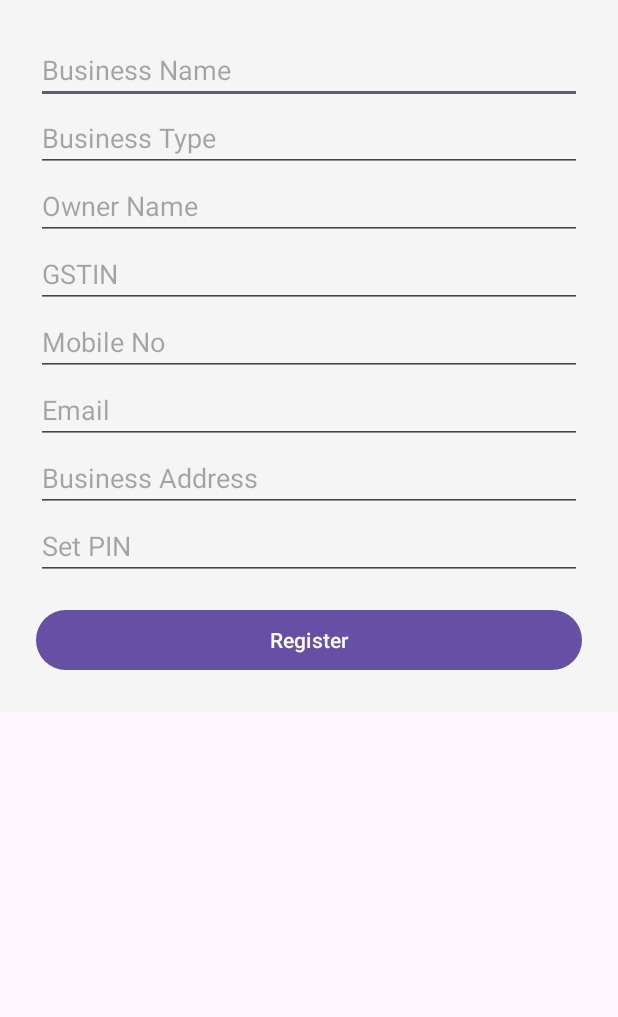
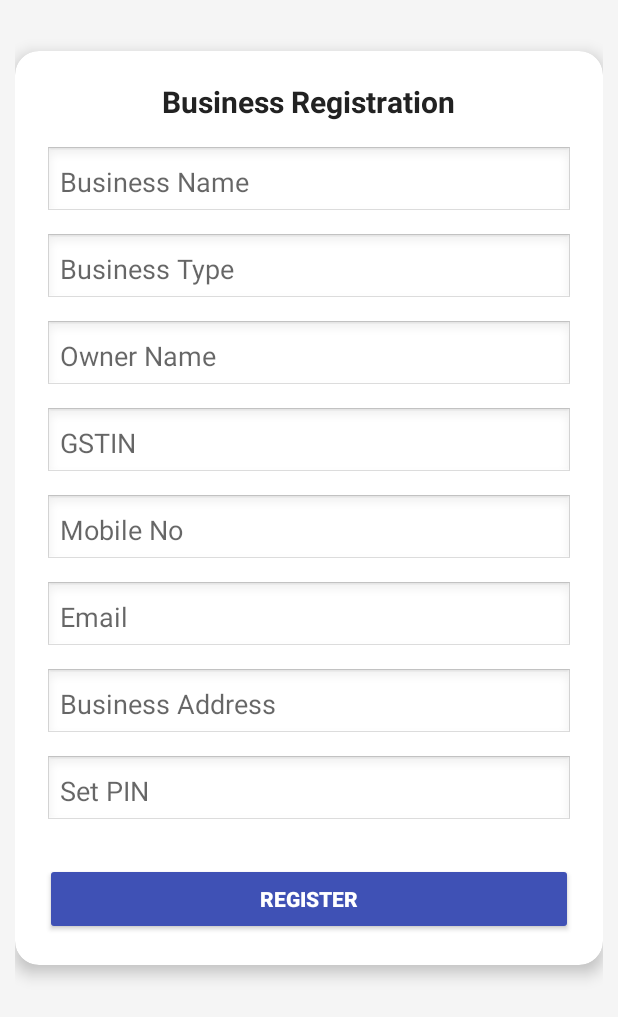
Before and after one commit to sandhyacomputer1/GSTProBill, an Android app: the RegistrationActivity screen opened directly, with no data from a screen before it, on a phone screen of 412 x 824 dp. Shown: the top 1017 px of the screen. Run offline under Robolectric (Android 15) with nearby library versions, the phone set to English and light mode, and no system bars; our stand-ins replace Firebase (no records; nobody signed in at launch, a user with empty details on screens opened directly).

Commit message:
sagar patil 3-11-25 9-16 am

```diff
--- a/app/src/main/res/layout/activity_login.xml
+++ b/app/src/main/res/layout/activity_login.xml
@@ -1,36 +1,60 @@
+<?xml version="1.0" encoding="utf-8"?>
 <LinearLayout xmlns:android="http://schemas.android.com/apk/res/android"
-    android:layout_width="match_parent" android:layout_height="match_parent"
-    android:orientation="vertical" android:gravity="center"
+    android:layout_width="match_parent"
+    android:layout_height="match_parent"
+    android:orientation="vertical"
+    android:gravity="center"
+    android:padding="24dp"
     android:background="#F5F5F5">
+
+    <TextView
+        android:id="@+id/loginTitle"
+        android:layout_width="wrap_content"
+        android:layout_height="wrap_content"
+        android:text="Login to Your Account"
+        android:textSize="20sp"
+        android:textStyle="bold"
+        android:textColor="#222222"
+        android:layout_marginBottom="30dp" />
 
     <EditText
         android:id="@+id/phoneInput"
         android:hint="Mobile Number"
         android:inputType="phone"
-        android:layout_width="250dp"
+        android:layout_width="match_parent"
         android:layout_height="wrap_content"
-        android:layout_marginTop="18dp"/>
+        android:layout_marginBottom="16dp"
+        android:background="@android:drawable/edit_text"
+        android:padding="10dp" />
 
     <EditText
         android:id="@+id/pinInput"
         android:hint="PIN"
         android:inputType="numberPassword"
-        android:layout_width="250dp"
+        android:layout_width="match_parent"
         android:layout_height="wrap_content"
-        android:layout_marginTop="14dp"/>
+        android:layout_marginBottom="24dp"
+        android:background="@android:drawable/edit_text"
+        android:padding="10dp" />
 
     <Button
         android:id="@+id/loginBtn"
         android:text="Login"
-        android:layout_width="250dp"
+        android:layout_width="match_parent"
         android:layout_height="wrap_content"
-        android:layout_marginTop="22dp"/>
+        android:layout_marginBottom="20dp"
+        android:backgroundTint="#3F51B5"
+        android:textColor="#FFFFFF"
+        android:textStyle="bold"
+        android:padding="12dp" />
 
     <TextView
         android:id="@+id/registrationLink"
-        android:text="Register Now"
-        android:textColor="#2196F3"
+        android:text="Don’t have an account? Register Now"
+        android:textColor="#0B0B0B"
+        android:textSize="14sp"
         android:layout_width="wrap_content"
         android:layout_height="wrap_content"
-        android:layout_marginTop="24dp"/>
+        android:layout_marginTop="8dp" />
+
 </LinearLayout>
--- a/app/src/main/res/layout/activity_registration.xml
+++ b/app/src/main/res/layout/activity_registration.xml
@@ -1,17 +1,130 @@
+<?xml version="1.0" encoding="utf-8"?>
 <ScrollView xmlns:android="http://schemas.android.com/apk/res/android"
-    android:layout_width="match_parent" android:layout_height="match_parent">
+    xmlns:card_view="http://schemas.android.com/apk/res-auto"
+    android:layout_width="match_parent"
+    android:layout_height="match_parent"
+    android:background="#F5F5F5">
+
     <LinearLayout
-        android:layout_width="match_parent" android:layout_height="wrap_content"
-        android:orientation="vertical" android:padding="24dp" android:background="#F5F5F5">
+        android:layout_width="match_parent"
+        android:layout_height="wrap_content"
+        android:gravity="center"
+        android:orientation="vertical"
+        android:padding="10dp">
 
-        <EditText android:id="@+id/businessName" android:hint="Business Name" android:layout_width="match_parent" android:layout_height="wrap_content"/>
-        <EditText android:id="@+id/businessType" android:hint="Business Type" android:layout_width="match_parent" android:layout_height="wrap_content"/>
-        <EditText android:id="@+id/ownerName" android:hint="Owner Name" android:layout_width="match_parent" android:layout_height="wrap_content"/>
-        <EditText android:id="@+id/gstin" android:hint="GSTIN" android:layout_width="match_parent" android:layout_height="wrap_content"/>
-        <EditText android:id="@+id/mobile" android:hint="Mobile No" android:inputType="phone" android:layout_width="match_parent" android:layout_height="wrap_content"/>
-        <EditText android:id="@+id/email" android:hint="Email" android:inputType="textEmailAddress" android:layout_width="match_parent" android:layout_height="wrap_content"/>
-        <EditText android:id="@+id/address" android:hint="Business Address" android:layout_width="match_parent" android:layout_height="wrap_content"/>
-        <EditText android:id="@+id/pin" android:hint="Set PIN" android:inputType="numberPassword" android:layout_width="match_parent" android:layout_height="wrap_content"/>
-        <Button android:id="@+id/registerBtn" android:text="Register" android:layout_width="match_parent" android:layout_height="wrap_content" android:layout_marginTop="16dp"/>
+        <androidx.cardview.widget.CardView
+            android:layout_width="match_parent"
+            android:layout_height="wrap_content"
+            android:layout_marginTop="24dp"
+            android:layout_marginBottom="24dp"
+            card_view:cardCornerRadius="16dp"
+            card_view:cardElevation="6dp"
+            android:backgroundTint="#FFFFFF">
+
+            <LinearLayout
+                android:layout_width="match_parent"
+                android:layout_height="wrap_content"
+                android:orientation="vertical"
+                android:padding="20dp">
+
+                <TextView
+                    android:layout_width="wrap_content"
+                    android:layout_height="wrap_content"
+                    android:text="Business Registration"
+                    android:textColor="#222222"
+                    android:textSize="20sp"
+                    android:textStyle="bold"
+                    android:layout_gravity="center"
+                    android:paddingBottom="16dp" />
+
+                <EditText
+                    android:id="@+id/businessName"
+                    android:hint="Business Name"
+                    android:layout_width="match_parent"
+                    android:layout_height="wrap_content"
+                    android:background="@android:drawable/edit_text"
+                    android:padding="10dp"
+                    android:layout_marginBottom="10dp" />
+
+                <EditText
+                    android:id="@+id/businessType"
+                    android:hint="Business Type"
+                    android:layout_width="match_parent"
+                    android:layout_height="wrap_content"
+                    android:background="@android:drawable/edit_text"
+                    android:padding="10dp"
+                    android:layout_marginBottom="10dp" />
+
+                <EditText
+                    android:id="@+id/ownerName"
+                    android:hint="Owner Name"
+                    android:layout_width="match_parent"
+                    android:layout_height="wrap_content"
+                    android:background="@android:drawable/edit_text"
+                    android:padding="10dp"
+                    android:layout_marginBottom="10dp" />
+
+                <EditText
+                    android:id="@+id/gstin"
+                    android:hint="GSTIN"
+                    android:layout_width="match_parent"
+                    android:layout_height="wrap_content"
+                    android:background="@android:drawable/edit_text"
+                    android:padding="10dp"
+                    android:layout_marginBottom="10dp" />
+
+                <EditText
+                    android:id="@+id/mobile"
+                    android:hint="Mobile No"
+                    android:inputType="phone"
+                    android:layout_width="match_parent"
+                    android:layout_height="wrap_content"
+                    android:background="@android:drawable/edit_text"
+                    android:padding="10dp"
+                    android:layout_marginBottom="10dp" />
+
+                <EditText
+                    android:id="@+id/email"
+                    android:hint="Email"
+                    android:inputType="textEmailAddress"
+                    android:layout_width="match_parent"
+                    android:layout_height="wrap_content"
+                    android:background="@android:drawable/edit_text"
+                    android:padding="10dp"
+                    android:layout_marginBottom="10dp" />
+
+                <EditText
+                    android:id="@+id/address"
+                    android:hint="Business Address"
+                    android:layout_width="match_parent"
+                    android:layout_height="wrap_content"
+                    android:background="@android:drawable/edit_text"
+                    android:padding="10dp"
+                    android:layout_marginBottom="10dp" />
+
+                <EditText
+                    android:id="@+id/pin"
+                    android:hint="Set PIN"
+                    android:inputType="numberPassword"
+                    android:layout_width="match_parent"
+                    android:layout_height="wrap_content"
+                    android:background="@android:drawable/edit_text"
+                    android:padding="10dp"
+                    android:layout_marginBottom="16dp" />
+
+                <Button
+                    android:id="@+id/registerBtn"
+                    android:text="Register"
+                    android:layout_width="match_parent"
+                    android:layout_height="wrap_content"
+                    android:layout_marginTop="8dp"
+                    android:backgroundTint="#3F51B5"
+                    android:textColor="#FFFFFF"
+                    android:textStyle="bold"
+                    android:padding="12dp" />
+
+            </LinearLayout>
+        </androidx.cardview.widget.CardView>
+
     </LinearLayout>
 </ScrollView>
--- a/app/src/main/res/values-night/themes.xml
+++ b/app/src/main/res/values-night/themes.xml
@@ -1,6 +1,6 @@
 <resources xmlns:tools="http://schemas.android.com/tools">
     <!-- Base application theme. -->
-    <style name="Base.Theme.GSTProBill" parent="Theme.Material3.DayNight.NoActionBar">
+    <style name="Base.Theme.GSTProBill" parent="Theme.AppCompat.DayNight.NoActionBar">
         <!-- Customize your dark theme here. -->
         <!-- <item name="colorPrimary">@color/my_dark_primary</item> -->
     </style>
--- a/app/src/main/res/values/themes.xml
+++ b/app/src/main/res/values/themes.xml
@@ -1,6 +1,6 @@
 <resources xmlns:tools="http://schemas.android.com/tools">
     <!-- Base application theme. -->
-    <style name="Base.Theme.GSTProBill" parent="Theme.Material3.DayNight.NoActionBar">
+    <style name="Base.Theme.GSTProBill" parent="Theme.AppCompat.DayNight.NoActionBar">
         <!-- Customize your light theme here. -->
         <!-- <item name="colorPrimary">@color/my_light_primary</item> -->
     </style>
```
